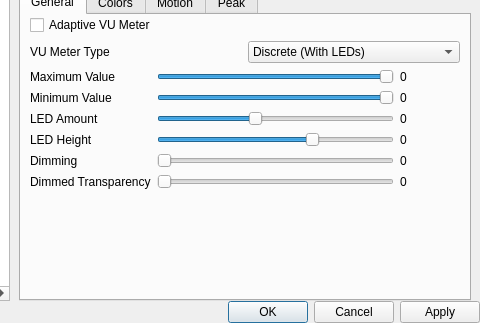
Old version of the form ui/SetupWindow.ui in the repository ModPlugPlayer/ModPlugPlayer; both pictures show x 160 to 640 and y 95 to 418 of the 640 by 418 pixel window.
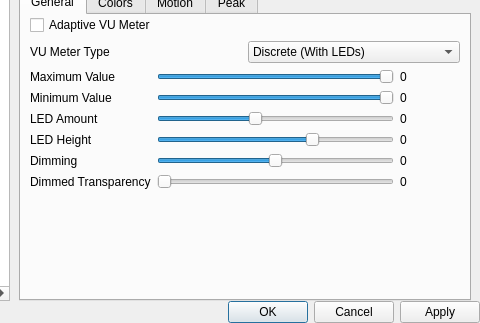
New version of the form. The open tabs and pages were chosen to show the change. Icons and pictures are not drawn. Custom widgets are drawn as their Qt base class.

Commit message: Dimming ratio for spectrum analyzer and vu-meter now has positive and negative values. Negative values represent darker dimming, and positive values represent lighter dimming.

Diff of the .ui file:
```diff
--- a/ui/SetupWindow.ui
+++ b/ui/SetupWindow.ui
@@ -3649,6 +3649,12 @@
                  </item>
                  <item row="4" column="1">
                   <widget class="QSlider" name="vuMeterDimmingRatio">
+                   <property name="minimum">
+                    <number>-100</number>
+                   </property>
+                   <property name="maximum">
+                    <number>100</number>
+                   </property>
                    <property name="orientation">
                     <enum>Qt::Horizontal</enum>
                    </property>
```
Left out of the diff: 11 changed lines with no effect on the pictures. The commit also changes 1 other file.
